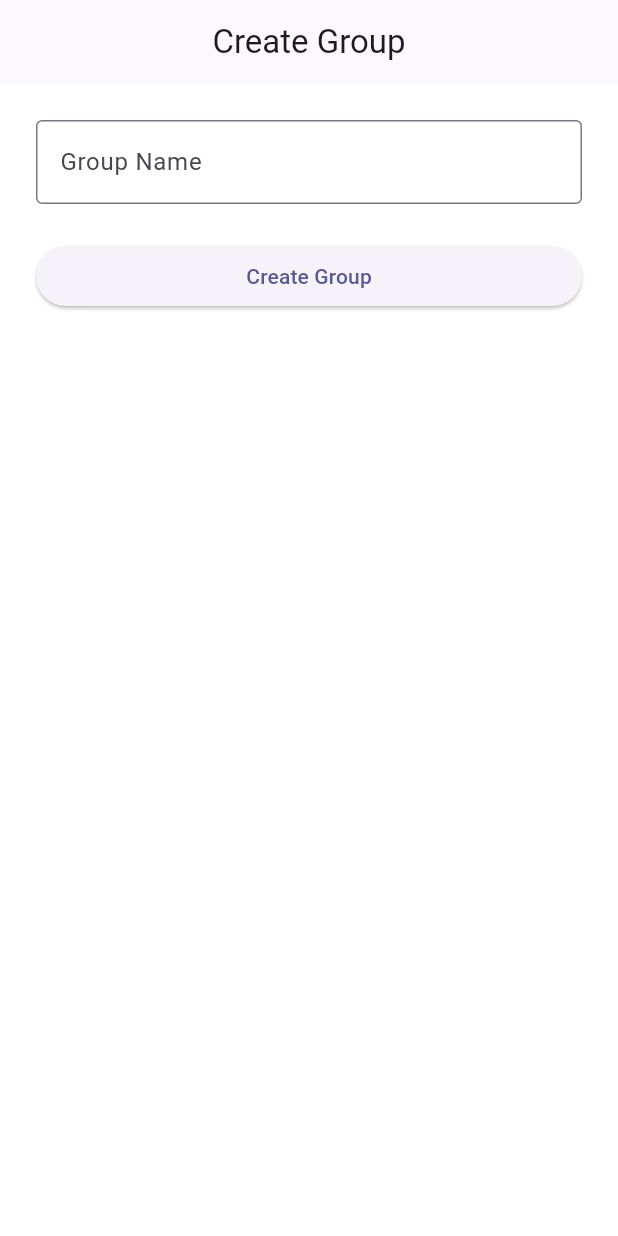
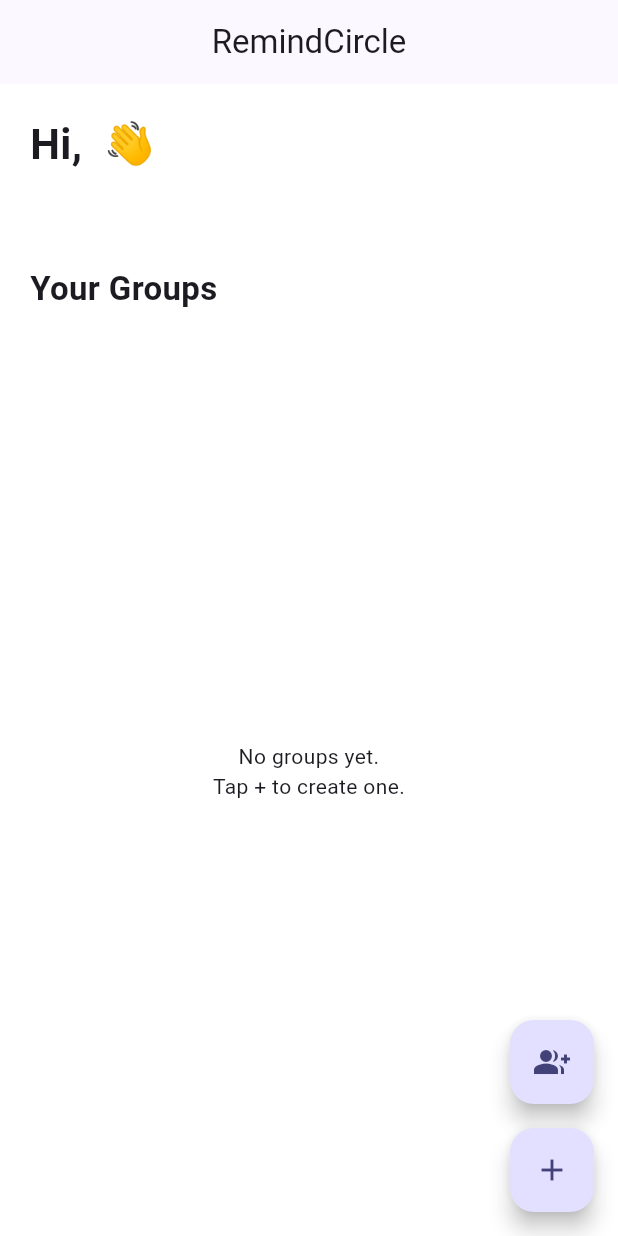
Before and after one commit to Akshun-jain/remind-circle, a Flutter app: the screen it shows once a user with an empty profile is signed in, on a phone screen of 412 x 824 dp. Run offline on Flutter 3.47's test engine with Material 3 defaults, Android fonts, the phone set to English and light mode, and no system bars; our stand-ins replace cloud_firestore, firebase_auth, firebase_core, flutter_riverpod, google_sign_in; accounts and stored records are empty.

Commit message:
feat(groups): add dashboard and group joining

```diff
--- a/lib/features/groups/data/repositories/group_repository.dart
+++ b/lib/features/groups/data/repositories/group_repository.dart
@@ -8,4 +8,6 @@ abstract class GroupRepository {
   Future<Group?> getGroupByInviteCode(String inviteCode);
 
   Future<void> deleteGroup(String groupId);
+
+  Future<void> joinGroup({required String inviteCode, required String userId});
 }
--- a/lib/features/groups/domain/models/group.dart
+++ b/lib/features/groups/domain/models/group.dart
@@ -5,6 +5,7 @@ class Group {
     required this.ownerId,
     required this.inviteCode,
     required this.createdAt,
+    required this.memberIds,
   });
 
   final String id;
@@ -12,6 +13,7 @@ class Group {
   final String ownerId;
   final String inviteCode;
   final DateTime createdAt;
+  final List<String> memberIds;
 
   Map<String, dynamic> toMap() {
     return {
@@ -19,6 +21,7 @@ class Group {
       'ownerId': ownerId,
       'inviteCode': inviteCode,
       'createdAt': createdAt,
+      'memberIds': memberIds,
     };
   }
 
@@ -29,6 +32,7 @@ class Group {
       ownerId: map['ownerId'] as String,
       inviteCode: map['inviteCode'] as String,
       createdAt: (map['createdAt'] as dynamic).toDate(),
+      memberIds: List<String>.from(map['memberIds'] ?? []),
     );
   }
 }
--- /dev/null
+++ b/lib/features/home/data/repositories/home_repository.dart
@@ -0,0 +1,5 @@
+import 'package:remind_circle/features/groups/domain/models/group.dart';
+
+abstract class HomeRepository {
+  Stream<List<Group>> myGroups(String userId);
+}
--- /dev/null
+++ b/lib/features/home/presentation/providers/my_groups_provider.dart
@@ -0,0 +1,12 @@
+import 'package:firebase_auth/firebase_auth.dart';
+import 'package:flutter_riverpod/flutter_riverpod.dart';
+import 'package:remind_circle/features/groups/domain/models/group.dart';
+import 'package:remind_circle/features/home/data/providers/home_repository_provider.dart';
+
+final myGroupsProvider = StreamProvider<List<Group>>((ref) {
+  final user = FirebaseAuth.instance.currentUser!;
+
+  final repository = ref.watch(homeRepositoryProvider);
+
+  return repository.myGroups(user.uid);
+});
--- /dev/null
+++ b/lib/features/home/presentation/screens/dashboard_screen.dart
@@ -0,0 +1,115 @@
+import 'package:firebase_auth/firebase_auth.dart';
+import 'package:flutter/material.dart';
+import 'package:flutter_riverpod/flutter_riverpod.dart';
+import 'package:remind_circle/features/groups/presentation/screens/create_group_screen.dart';
+import 'package:remind_circle/features/home/presentation/providers/my_groups_provider.dart';
+
+import 'package:remind_circle/features/groups/presentation/screens/join_group_screen.dart';
+
+class DashboardScreen extends ConsumerWidget {
+  const DashboardScreen({super.key});
+
+  @override
+  Widget build(BuildContext context, WidgetRef ref) {
+    final user = FirebaseAuth.instance.currentUser!;
+    final groups = ref.watch(myGroupsProvider);
+
+    return Scaffold(
+      appBar: AppBar(title: const Text('RemindCircle')),
+      floatingActionButton: Column(
+        mainAxisSize: MainAxisSize.min,
+        children: [
+          FloatingActionButton(
+            heroTag: 'join',
+            onPressed: () {
+              Navigator.push(
+                context,
+                MaterialPageRoute(builder: (_) => const JoinGroupScreen()),
+              );
+            },
+            child: const Icon(Icons.group_add),
+          ),
+
+          const SizedBox(height: 16),
+
+          FloatingActionButton(
+            heroTag: 'create',
+            onPressed: () {
+              Navigator.push(
+                context,
+                MaterialPageRoute(builder: (_) => const CreateGroupScreen()),
+              );
+            },
+            child: const Icon(Icons.add),
+          ),
+        ],
+      ),
+      body: Padding(
+        padding: const EdgeInsets.all(20),
+        child: groups.when(
+          data: (list) {
+            return Column(
+              crossAxisAlignment: CrossAxisAlignment.start,
+              children: [
+                Text(
+                  'Hi, ${user.displayName ?? "User"} 👋',
+                  style: const TextStyle(
+                    fontSize: 28,
+                    fontWeight: FontWeight.bold,
+                  ),
+                ),
+
+                const SizedBox(height: 8),
+
+                Text(
+                  user.email ?? '',
+                  style: const TextStyle(color: Colors.grey),
+                ),
+
+                const SizedBox(height: 32),
+
+                const Text(
+                  'Your Groups',
+                  style: TextStyle(fontSize: 22, fontWeight: FontWeight.bold),
+                ),
+
+                const SizedBox(height: 16),
+
+                if (list.isEmpty)
+                  const Expanded(
+                    child: Center(
+                      child: Text(
+                        'No groups yet.\nTap + to create one.',
+                        textAlign: TextAlign.center,
+                      ),
+                    ),
+                  )
+                else
+                  Expanded(
+                    child: ListView.builder(
+                      itemCount: list.length,
+                      itemBuilder: (_, index) {
+                        final group = list[index];
+
+                        return Card(
+                          child: ListTile(
+                            leading: const CircleAvatar(
+                              child: Icon(Icons.groups),
+                            ),
+                            title: Text(group.name),
+                            subtitle: Text('Invite Code: ${group.inviteCode}'),
+                          ),
+                        );
+                      },
+                    ),
+                  ),
+              ],
+            );
+          },
+          loading: () => const Center(child: CircularProgressIndicator()),
+          error: (e, _) => Center(child: Text(e.toString())),
+        ),
+      ),
+    );
+  }
+}
--- a/lib/features/home/presentation/screens/home_screen.dart
+++ b/lib/features/home/presentation/screens/home_screen.dart
@@ -1,11 +1,11 @@
 import 'package:flutter/material.dart';
-import 'package:remind_circle/features/groups/presentation/screens/create_group_screen.dart';
+import 'package:remind_circle/features/home/presentation/screens/dashboard_screen.dart';
 
 class HomeScreen extends StatelessWidget {
   const HomeScreen({super.key});
 
   @override
   Widget build(BuildContext context) {
-    return const CreateGroupScreen();
+    return const DashboardScreen();
   }
 }
```
Also changed, not shown: lib/features/groups/data/repositories/firestore_group_repository.dart (+22 -0 lines), lib/features/groups/presentation/providers/group_controller.dart (+18 -0 lines), lib/features/groups/presentation/screens/join_group_screen.dart (added, +99 -0 lines), lib/features/home/data/providers/home_repository_provider.dart (added, +7 -0 lines), lib/features/home/data/repositories/firestore_home_repository.dart (added, +21 -0 lines).
